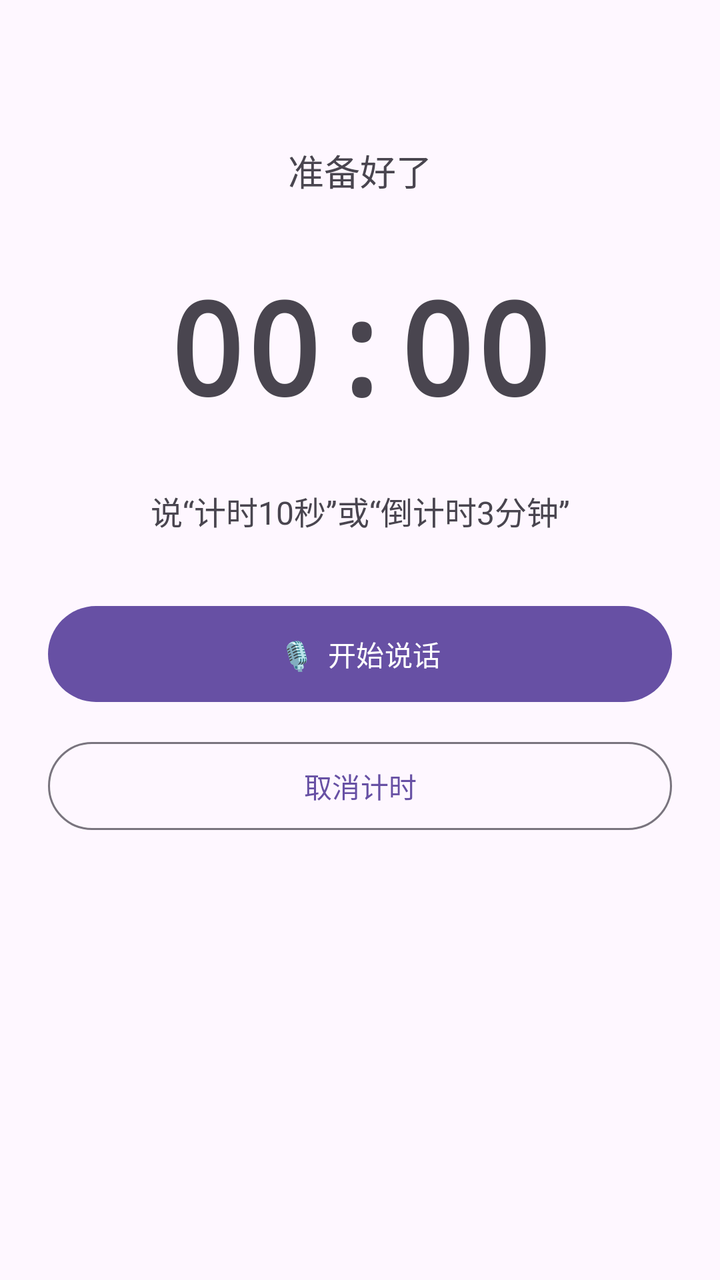
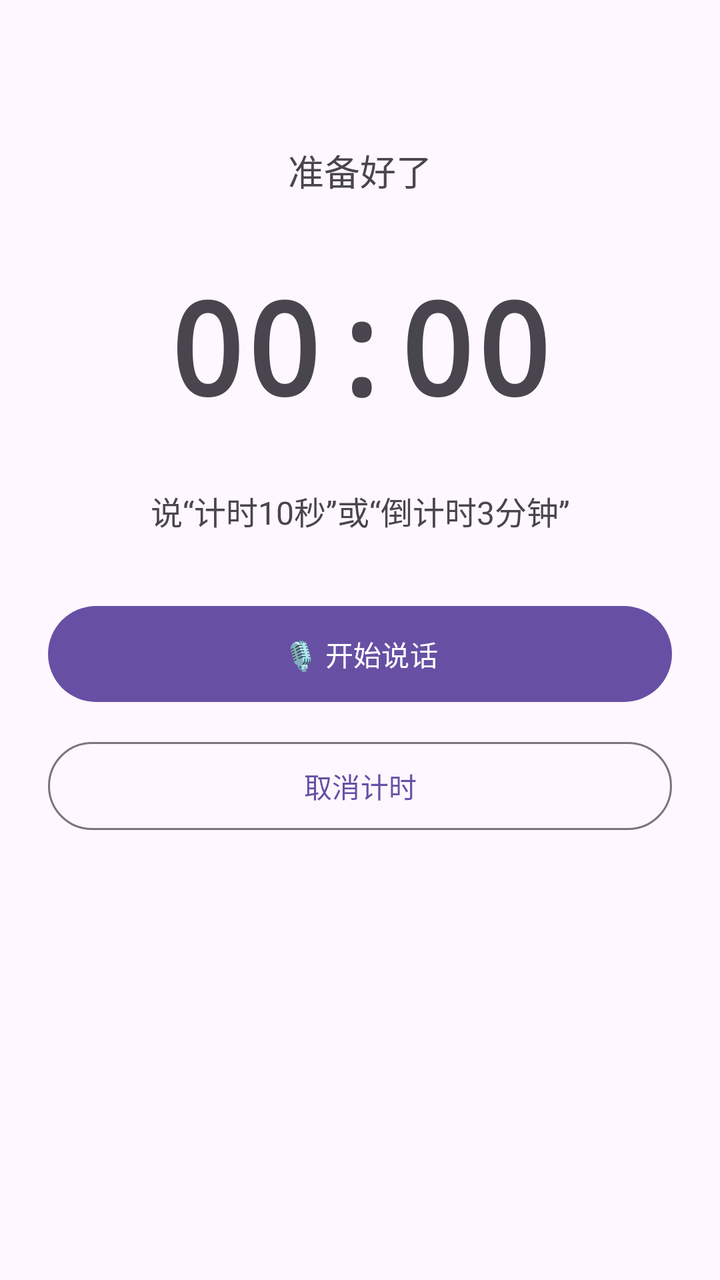

Two renders of the same Android screen: before a commit and after it. Below are the layout's source before the change and the commit's diff.
<!-- AndroidManifest.xml: application theme Theme.VoiceTimer -->
<!-- res/layout/activity_main.xml -->
<?xml version="1.0" encoding="utf-8"?>
<LinearLayout xmlns:android="http://schemas.android.com/apk/res/android"
    android:layout_width="match_parent"
    android:layout_height="match_parent"
    android:gravity="center_horizontal"
    android:orientation="vertical"
    android:padding="24dp">

    <TextView
        android:id="@+id/statusText"
        android:layout_width="wrap_content"
        android:layout_height="wrap_content"
        android:layout_marginTop="48dp"
        android:text="准备好了"
        android:textSize="18sp" />

    <TextView
        android:id="@+id/timeText"
        android:layout_width="wrap_content"
        android:layout_height="wrap_content"
        android:layout_marginTop="32dp"
        android:fontFamily="monospace"
        android:text="00:00"
        android:textSize="64sp"
        android:textStyle="bold" />

    <TextView
        android:id="@+id/heardText"
        android:layout_width="match_parent"
        android:layout_height="wrap_content"
        android:layout_marginTop="28dp"
        android:gravity="center"
        android:text="说“计时10秒”或“倒计时3分钟”"
        android:textSize="16sp" />

    <com.google.android.material.button.MaterialButton
        android:id="@+id/micButton"
        android:layout_width="match_parent"
        android:layout_height="56dp"
        android:layout_marginTop="32dp"
        android:text="🎙  开始说话" />

    <com.google.android.material.button.MaterialButton
        android:id="@+id/cancelButton"
        style="@style/Widget.Material3.Button.OutlinedButton"
        android:layout_width="match_parent"
        android:layout_height="52dp"
        android:layout_marginTop="12dp"
        android:text="取消计时" />

    <TextView
        android:id="@+id/versionText"
        android:layout_width="wrap_content"
        android:layout_height="wrap_content"
        android:layout_marginTop="24dp"
        android:textSize="12sp" />
</LinearLayout>
<!-- resources referenced by this layout -->
<resources>
  <style name="Theme.VoiceTimer" parent="Theme.Material3.DayNight.NoActionBar">
          <item name="android:windowLightStatusBar">true</item>
          <item name="android:navigationBarColor">@android:color/transparent</item>
      </style>
</resources>

<!-- the commit's change to res/layout/activity_main.xml (unified diff, before → after) -->
@@ -11,7 +11,7 @@
         android:layout_width="wrap_content"
         android:layout_height="wrap_content"
         android:layout_marginTop="48dp"
-        android:text="准备好了"
+        android:text="@string/ready"
         android:textSize="18sp" />
 
     <TextView
@@ -20,7 +20,7 @@
         android:layout_height="wrap_content"
         android:layout_marginTop="32dp"
         android:fontFamily="monospace"
-        android:text="00:00"
+        android:text="@string/zero_time"
         android:textSize="64sp"
         android:textStyle="bold" />
 
@@ -30,7 +30,7 @@
         android:layout_height="wrap_content"
         android:layout_marginTop="28dp"
         android:gravity="center"
-        android:text="说“计时10秒”或“倒计时3分钟”"
+        android:text="@string/voice_hint"
         android:textSize="16sp" />
 
     <com.google.android.material.button.MaterialButton
@@ -38,7 +38,7 @@
         android:layout_width="match_parent"
         android:layout_height="56dp"
         android:layout_marginTop="32dp"
-        android:text="🎙  开始说话" />
+        android:text="@string/start_listening" />
 
     <com.google.android.material.button.MaterialButton
         android:id="@+id/cancelButton"
@@ -46,7 +46,7 @@
         android:layout_width="match_parent"
         android:layout_height="52dp"
         android:layout_marginTop="12dp"
-        android:text="取消计时" />
+        android:text="@string/cancel_timer" />
 
     <TextView
         android:id="@+id/versionText"
<!-- resource entries referenced after the edit -->
@@ -1,5 +1,10 @@
 <!-- resources referenced by this layout -->
 <resources>
+  <string name="cancel_timer">取消计时</string>
+  <string name="ready">准备好了</string>
+  <string name="start_listening">🎙  开始说话</string>
+  <string name="voice_hint">说“计时10秒”或“倒计时3分钟”</string>
+  <string name="zero_time">00:00</string>
   <style name="Theme.VoiceTimer" parent="Theme.Material3.DayNight.NoActionBar">
           <item name="android:windowLightStatusBar">true</item>
           <item name="android:navigationBarColor">@android:color/transparent</item>
